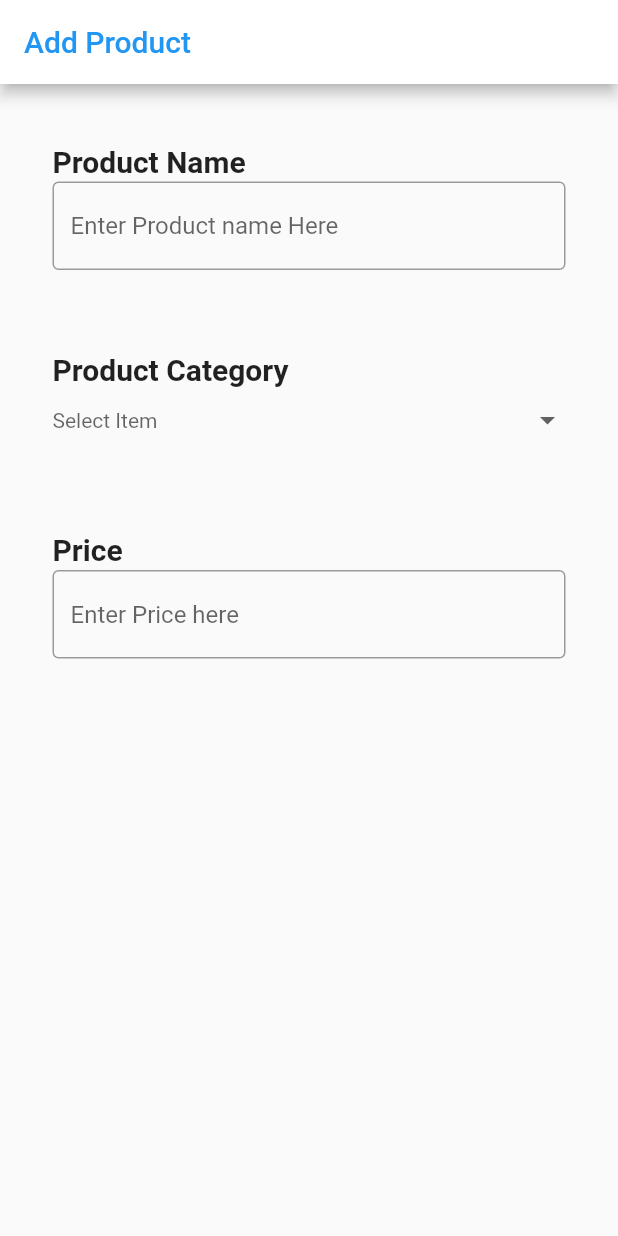
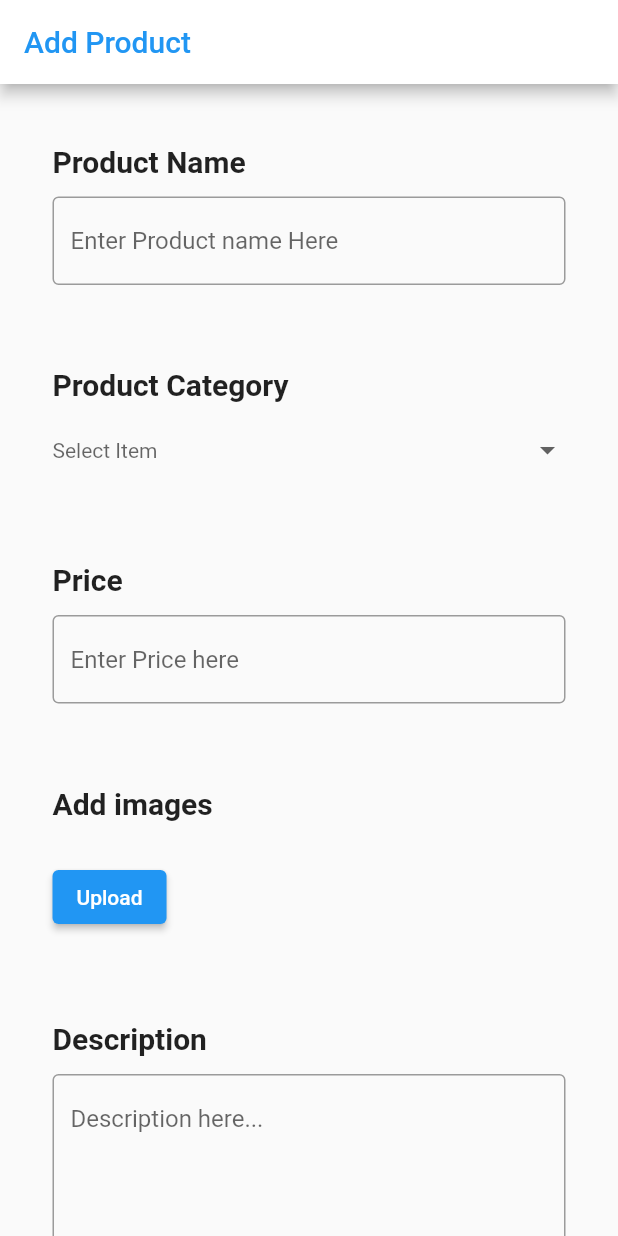
Before and after one commit to Zen-99/I-want, a Flutter app: the screen it shows after launch, on a phone screen of 412 x 824 dp. Run offline on Flutter 3.47's test engine with Material 2 defaults, Android fonts, the phone set to English and light mode, and no system bars; drawn by our look-alikes of dropdown_button2; our stand-ins replace carousel_slider, flutter_profile_picture, image_picker; missing offline and left inert: comment_box, flutter_timer_countdown.

Commit message:
upload page completed

```diff
--- a/lib/screens/home/seller/uploadPage.dart
+++ b/lib/screens/home/seller/uploadPage.dart
@@ -2,6 +2,8 @@ import 'package:flutter/material.dart';
 import 'package:flutter/src/widgets/container.dart';
 import 'package:flutter/src/widgets/framework.dart';
 import 'package:dropdown_button2/dropdown_button2.dart';
+import 'package:image_picker/image_picker.dart';
+
 
 class UploadPage extends StatefulWidget {
   const UploadPage({super.key});
@@ -11,6 +13,16 @@ class UploadPage extends StatefulWidget {
 }
 
 class _UploadPageState extends State<UploadPage> {
+
+  final ImagePicker _imagePicker=ImagePicker();
+
+
+  void selectMultipleImages() async{
+    final XFile? selected = await _imagePicker.pickImage(source:ImageSource.gallery);
+
+
+  }
+
   final List<String> items = [
   'Item1',
   'Item2',
@@ -21,7 +33,7 @@ String? selectedValue;
   @override
   Widget build(BuildContext context) {
     return Scaffold(
-              appBar:AppBar(
+      appBar:AppBar(
         title: const Text('Add Product'),
         backgroundColor: Colors.white,
         foregroundColor: Colors.blue,
@@ -50,6 +62,7 @@ String? selectedValue;
       body:SingleChildScrollView(
         child:Column(children: [
           Container(
+            width: double.infinity,
             padding: EdgeInsets.fromLTRB(35,40,35,15),
             child: Column(children: [
               Container(
@@ -58,6 +71,7 @@ String? selectedValue;
                 // color: Colors.red,
                 child: Text("Product Name",textAlign: TextAlign.left,style: TextStyle(fontWeight: FontWeight.bold,fontSize: 20))
               ),
+              SizedBox(height: 10),
               TextField(
               decoration: InputDecoration(
                 border: OutlineInputBorder(),
@@ -67,6 +81,7 @@ String? selectedValue;
             ],)
           ),
           Container(
+            width: double.infinity,
             padding: EdgeInsets.fromLTRB(35,40,35,15),
             child: Column(children: [
               Container(
@@ -75,6 +90,7 @@ String? selectedValue;
                 // color: Colors.red,
                 child: Text("Product Category",textAlign: TextAlign.left,style: TextStyle(fontWeight: FontWeight.bold,fontSize: 20))
               ),
+                SizedBox(height: 10),
                 Container(
                   width: double.maxFinite,
                   // color: Colors.red,
@@ -116,6 +132,7 @@ String? selectedValue;
             ],)
           ),
           Container(
+            width: double.infinity,
             padding: EdgeInsets.fromLTRB(35,40,35,15),
             child: Column(children: [
               Container(
@@ -124,13 +141,97 @@ String? selectedValue;
                 // color: Colors.red,
                 child: Text("Price",textAlign: TextAlign.left,style: TextStyle(fontWeight: FontWeight.bold,fontSize: 20))
               ),
+              SizedBox(height: 10),
               TextField(
               decoration: InputDecoration(
                 border: OutlineInputBorder(),
                 hintText: 'Enter Price here',
               ),
             ),
+
             ],)
+          ),
+          Container(
+            width: double.infinity,
+            padding: EdgeInsets.fromLTRB(35,40,35,15),
+            child: Column(children: [
+              Container(
+                width: double.maxFinite,
+                height: 25,
+                // color: Colors.red,
+                child: Text("Add images",textAlign: TextAlign.left,style: TextStyle(fontWeight: FontWeight.bold,fontSize: 20))
+              ),
+              SizedBox(height: 20),
+                Container(
+                  width: double.infinity,
+                  alignment:  Alignment.topLeft,
+                  margin: EdgeInsets.fromLTRB(0, 5, 10, 4),
+                  child:ElevatedButton(
+
+                    onPressed: () {
+                      //selectMultipleImages();
+                    },
+                    child: const Text('Upload'),
+                  ),
+                ),
+              // GridView.builder(gridDelegate: const SliverGridDelegateWithFixedCrossAxisCount(crossAxisCount: 3),itemCount: 5, itemBuilder: (BuildContext context,int index){
+              //     return Container(
+              //         alignment: Alignment.center,
+              //         decoration: BoxDecoration(
+              //             color: Colors.amber,
+              //             borderRadius: BorderRadius.circular(15)),
+              //         child: Container(child: Text("hello"),
+              //         ),
+              //     );
+              //   })
+            ],)
+          ),
+          Container(
+            width: double.infinity,
+            padding: EdgeInsets.fromLTRB(35,40,35,15),
+            child: Column(children: [
+              Container(
+                width: double.maxFinite,
+                height: 25,
+                // color: Colors.red,
+                child: Text("Description",textAlign: TextAlign.left,style: TextStyle(fontWeight: FontWeight.bold,fontSize: 20))
+              ),
+              SizedBox(height: 10),
+              TextField(
+              maxLines: 8,
+              decoration: InputDecoration(
+                border: OutlineInputBorder(),
+                hintText: 'Description here...',
+              ),
+            ),
+            ],)
+          ),
+          Container(
+            // width: double.infinity,
+            padding: EdgeInsets.fromLTRB(35,40,35,15),
+            child: Row(children: [
+              Container(
+                alignment:  Alignment.bottomLeft,
+                margin: EdgeInsets.fromLTRB(0, 5, 10, 4),
+                child:ElevatedButton(
+                  onPressed: () {
+
+                  },
+                  child: const Text('Save'),
+                ),
+              ),
+              Container(
+                alignment:  Alignment.bottomRight,
+                margin: EdgeInsets.fromLTRB(0, 5, 10, 4),
+                child:ElevatedButton(
+
+                  onPressed: () {
+
+                  },
+                  child: const Text('Cancel'),
+                ),
+              ),
+            ],),
           ),
         ],)
       ),
--- a/pubspec.yaml
+++ b/pubspec.yaml
@@ -45,6 +45,7 @@ dependencies:
   flutter_timer_countdown: ^1.0.5
   comment_box: ^0.0.18
   dropdown_button2: ^1.9.4
+  image_picker: ^0.8.6+3
   # comment_box: ^0.0.18
 
 
```
Also changed, not shown: pubspec.lock.
